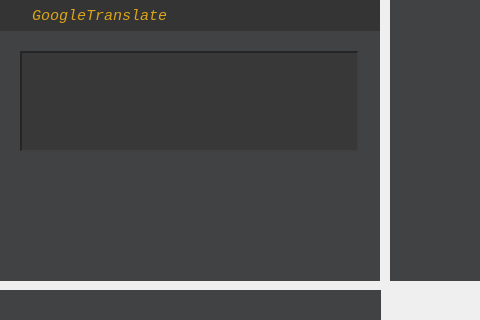
This is mainwindow.ui in kk140906/GoogleTranslate as Qt 5 draws it before an edit; both pictures show x 0 to 480 and y 0 to 320 of the 630 by 460 pixel window. The edited form follows.
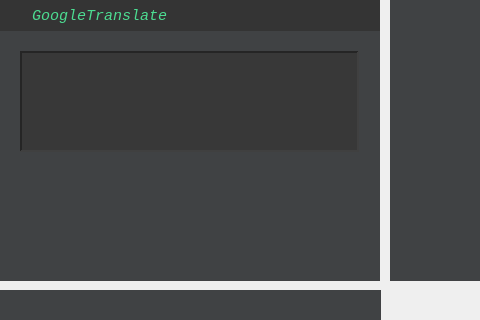
This is the edited form. Icons and pictures are not drawn. Custom widgets are drawn as their Qt base class.

Commit message: 标题颜色更改

Diff of the .ui file:
```diff
--- a/mainwindow.ui
+++ b/mainwindow.ui
@@ -220,7 +220,7 @@
            </font>
           </property>
           <property name="styleSheet">
-           <string notr="true">color: rgb(220, 165, 25);</string>
+           <string notr="true">color: #4cdc91</string>
           </property>
           <property name="text">
            <string>GoogleTranslate</string>
```
Left out of the diff: 3 changed lines with no effect on the pictures.
